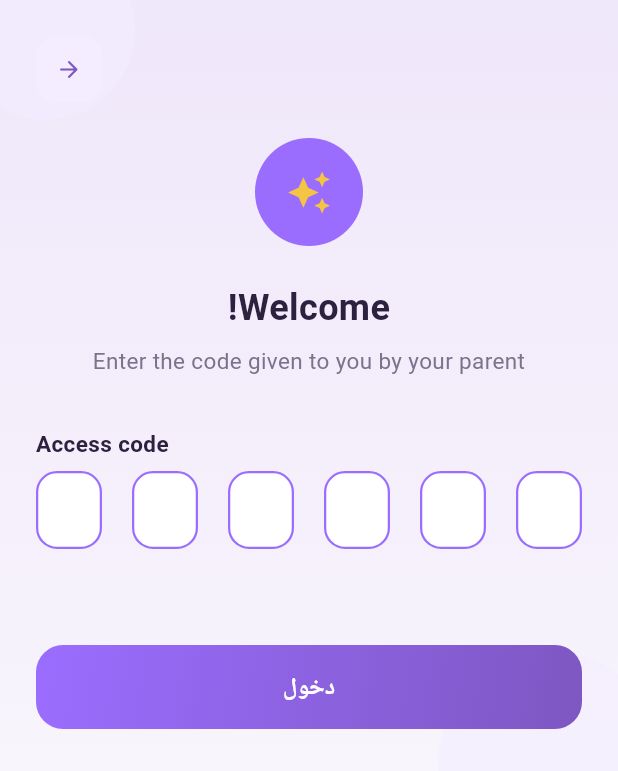
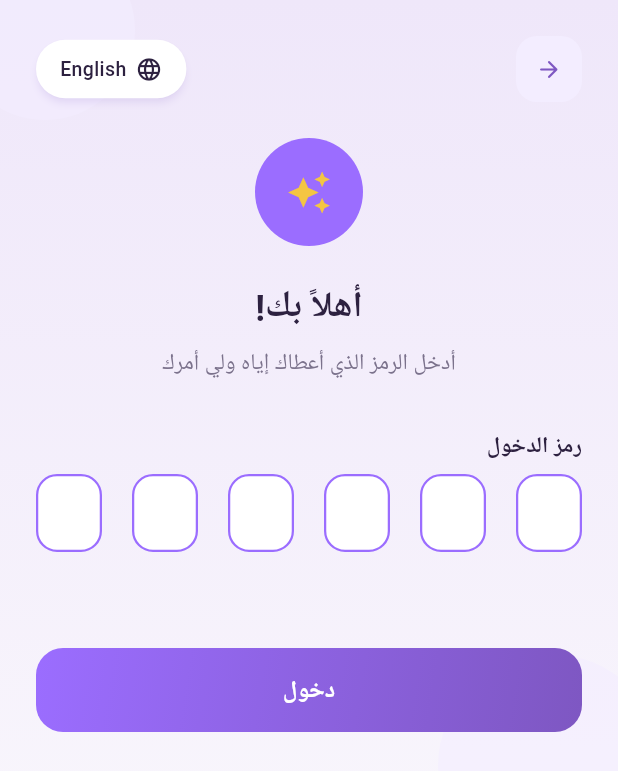
Before and after one commit to Norahxj/HolbertonSchool-Portfolio_Project, a Flutter app: the ChildPinLoginScreen screen opened directly with empty values, on a phone screen of 412 x 824 dp. Shown: the top 771 px of the screen. Run offline on Flutter 3.47's test engine with Material 3 defaults, Android fonts, the phone set to English and light mode, and no system bars; our stand-ins replace dio, flutter_secure_storage, freezed_annotation, google_fonts, pretty_dio_logger, retrofit; accounts and stored records are empty; generated files the repository leaves out were written again; Roboto replaces fonts that are missing (Cairo).

Commit message:
update the lang

```diff
--- a/FrontEnd/lib/features/child/screens/child_pin_login_screen.dart
+++ b/FrontEnd/lib/features/child/screens/child_pin_login_screen.dart
@@ -10,6 +10,7 @@ import '../../../services/auth_api_service.dart';
 import 'child_home_screen.dart';
 import '../../../core/widgets/app_back_button.dart';
 import 'package:flutter/services.dart';
+import '../../../core/widgets/language_toggle.dart';
 
 // Child PIN Login screen (Screen 20).
 //
@@ -89,6 +90,8 @@ void dispose() {
 }
   @override
   Widget build(BuildContext context) {
+    final isArabic =
+      Directionality.of(context) == TextDirection.rtl;
     return Scaffold(
       body: ScreenBackground(
         child: SafeArea(
@@ -96,11 +99,16 @@ void dispose() {
             padding: const EdgeInsets.all(AppSpacing.lg),
             child: Column(
   children: [
-    Align(
-  alignment: widget.isArabic
-      ? Alignment.centerRight
-      : Alignment.centerLeft,
-  child: const AppBackButton(),
+    Row(
+  mainAxisAlignment: MainAxisAlignment.spaceBetween,
+  children: [
+    AppBackButton(),
+
+    LanguageToggle(
+      isArabic: isArabic,
+      onTap: widget.onLanguageToggle,
+    ),
+  ],
 ),
 
     const SizedBox(height: AppSpacing.lg),
@@ -122,14 +130,14 @@ void dispose() {
                 const SizedBox(height: AppSpacing.lg),
 
                 Text(
-  widget.isArabic ? 'أهلاً بك!' : 'Welcome!',
+  isArabic ? 'أهلاً بك!' : 'Welcome!',
   style: AppTextStyles.arabicTitle,
 ),
 
                 const SizedBox(height: AppSpacing.sm),
 
                 Text(
-  widget.isArabic
+  isArabic
       ? 'أدخل الرمز الذي أعطاك إياه ولي أمرك'
       : 'Enter the code given to you by your parent',
                   style: AppTextStyles.body,
@@ -139,11 +147,11 @@ void dispose() {
                 const SizedBox(height: AppSpacing.xl),
 
                 Align(
-  alignment: widget.isArabic
+  alignment: isArabic
       ? Alignment.centerRight
       : Alignment.centerLeft,
   child: Text(
-    widget.isArabic ? 'رمز الدخول' : 'Access code',
+    isArabic ? 'رمز الدخول' : 'Access code',
                     style: TextStyle(
                       fontSize: 15,
                       fontWeight: FontWeight.bold,
@@ -220,7 +228,8 @@ void dispose() {
                 const SizedBox(height: AppSpacing.xl),
 
                 AppButton(
-                  text: isLoading ? 'جاري التحقق...' : 'دخول',
+                  text: isLoading ? (isArabic ? 'جاري التحقق...' : 'Verifying...')
+                  : (isArabic ? 'دخول' : 'Login'),
                   onPressed: isLoading ? null : _loginChild,
                   gradient: const LinearGradient(
                     begin: Alignment.topLeft,
```
